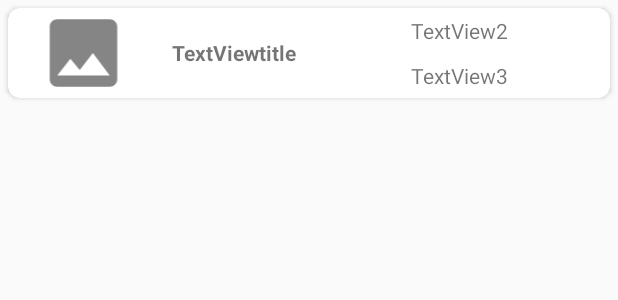
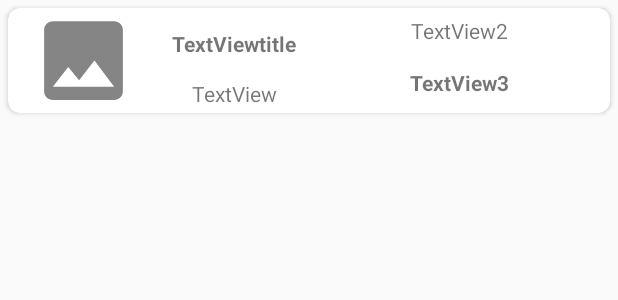
Before and after one commit to BenDurmishllari/uGotThis-, an Android app: the layout tasks_for_list_view.xml on its own in the app's theme, with its tools: preview values and no code run, on a phone screen of 412 x 824 dp. Shown: the top 300 px of the screen. Run offline under Robolectric (Android 15) with nearby library versions, the phone set to English and light mode, and no system bars.

```diff
--- a/app/src/main/java/Model/Task.java
+++ b/app/src/main/java/Model/Task.java
@@ -10,12 +10,13 @@ public class Task {
                     userName,
                     userId,
                     imageUrl;
+    private String status = "Uncomplete";
     private Timestamp timeAdded;
 
     // empty constructor mandatory for firebase
     public Task() {}
 
-    public Task(String taskDocumentId, String title, String description, String userName, String userId, String imageUrl, Timestamp timeAdded)
+    public Task(String taskDocumentId, String title, String description, String userName, String userId, String imageUrl, String status,Timestamp timeAdded)
     {
         this.taskDocumentId = taskDocumentId;
         this.title = title;
@@ -23,6 +24,7 @@ public class Task {
         this.userName = userName;
         this.userId = userId;
         this.imageUrl = imageUrl;
+        this.status = status;
         this.timeAdded = timeAdded;
     }
 
@@ -47,5 +49,7 @@ public class Task {
     public String getDescription() { return description; }
     public void setDescription(String description) { this.description = description; }
 
+    public String getStatus() { return status; }
 
+    public void setStatus(String status) { this.status = status; }
 }
--- a/app/src/main/java/UI/TaskRecycleViewAdapter.java
+++ b/app/src/main/java/UI/TaskRecycleViewAdapter.java
@@ -110,6 +110,7 @@ public class TaskRecycleViewAdapter extends RecyclerView.Adapter<TaskRecycleView
 
         holder.title.setText(task.getTitle());
         holder.description.setText(task.getDescription());
+        holder.status.setText(task.getStatus());
         imageUrl = task.getImageUrl();
 
         String timeAgo = (String) DateUtils.getRelativeTimeSpanString(task.getTimeAdded().getSeconds() * 1000);
@@ -132,7 +133,8 @@ public class TaskRecycleViewAdapter extends RecyclerView.Adapter<TaskRecycleView
         public TextView title,
                         description,
                         dateAdded,
-                        name;
+                        name,
+                        status;
         public ImageView image;
         String  userId,
                 username;
@@ -147,6 +149,7 @@ public class TaskRecycleViewAdapter extends RecyclerView.Adapter<TaskRecycleView
             dateAdded = itemView.findViewById(R.id.lblRowListTaskTimeStamp);
             image = itemView.findViewById(R.id.ImageViewRowListTasks);
             itemsCardView = itemView.findViewById(R.id.cardListTask);
+            status = itemView.findViewById(R.id.lblStatus);
         }
     }
 }
--- a/app/src/main/res/layout/activity_login.xml
+++ b/app/src/main/res/layout/activity_login.xml
@@ -119,6 +119,7 @@
                         android:paddingLeft="15dp"
                         android:paddingRight="15dp"
                         android:background="@drawable/txt_corners"
+                        android:inputType="textPassword"
                         android:drawableEnd="@drawable/password_icon_24dp"/>
 
 
--- a/app/src/main/res/layout/tasks_for_list_view.xml
+++ b/app/src/main/res/layout/tasks_for_list_view.xml
@@ -19,22 +19,45 @@
             android:layout_weight="50"
             android:weightSum="100">
 
+            <LinearLayout
+                android:layout_width="match_parent"
+                android:layout_height="match_parent"
+                android:layout_weight="50"
+                android:orientation="horizontal">
+
                 <ImageView
                     android:id="@+id/ImageViewRowListTasks"
                     android:layout_width="match_parent"
-                android:layout_height="60dp"
+                    android:layout_height="70dp"
                     android:layout_weight="50"
                     android:src="@drawable/row_list_view" />
+
+                <LinearLayout
+                    android:layout_width="match_parent"
+                    android:layout_height="match_parent"
+                    android:layout_weight="50"
+                    android:orientation="vertical">
 
                     <TextView
                         android:id="@+id/lblRowListTaskTitle"
                         android:layout_width="match_parent"
-                android:layout_height="60dp"
+                        android:layout_height="44dp"
                         android:layout_weight="50"
                         android:gravity="center"
                         android:text="TextViewtitle"
                         android:textAlignment="center"
                         android:textStyle="bold" />
+
+                    <TextView
+                        android:id="@+id/lblStatus"
+                        android:layout_width="match_parent"
+                        android:layout_height="wrap_content"
+                        android:layout_weight="50"
+                        android:text="TextView"
+                        android:textAlignment="center"/>
+                </LinearLayout>
+            </LinearLayout>
+
         </LinearLayout>
 
         <LinearLayout
@@ -53,9 +76,10 @@
             <TextView
                 android:id="@+id/lblRowListTaskDescription"
                 android:layout_width="match_parent"
-                android:layout_height="30dp"
+                android:layout_height="39dp"
                 android:gravity="center"
-                android:text="TextView3" />
+                android:text="TextView3"
+                android:textStyle="bold" />
         </LinearLayout>
     </LinearLayout>
 
```
Also changed, not shown: app/src/main/java/com/example/ugotthis/Edit_activity.java (+21 -1 lines), app/src/main/java/com/example/ugotthis/TaskList.java (+36 -5 lines). Lines whose indentation alone changed are shown as unchanged.
